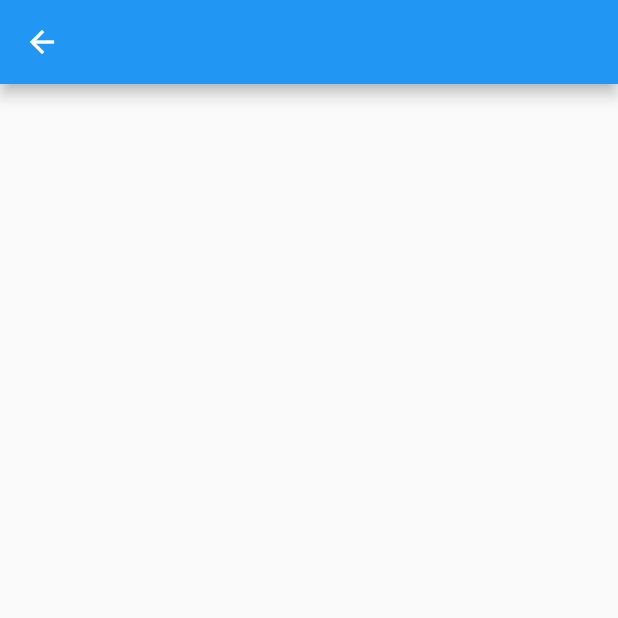
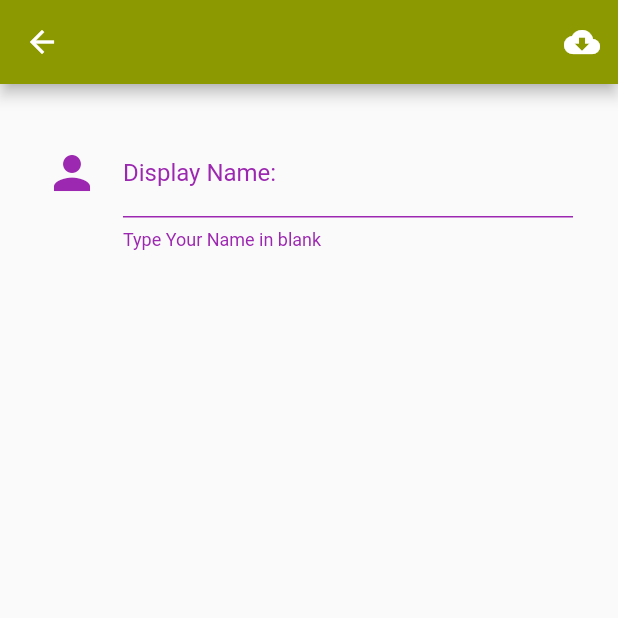
Before and after one commit to Komkrit2107/komkritproduct, a Flutter app: the Register screen opened directly, on a phone screen of 412 x 824 dp, the top half of it. Run offline on Flutter 3.47's test engine with Material 2 defaults, Android fonts, the phone set to English and light mode, and no system bars.

Commit message:
Finish 12-02-2020

```diff
--- a/lib/main.dart
+++ b/lib/main.dart
@@ -9,7 +9,7 @@ void main() {
 class MyApp extends StatelessWidget {
   @override
   Widget build(BuildContext context) {
-    return MaterialApp(
+    return MaterialApp(debugShowCheckedModeBanner: false ,
       home:Authen(),
     );
   }
--- a/lib/widget/authen.dart
+++ b/lib/widget/authen.dart
@@ -1,5 +1,6 @@
 import 'package:flutter/material.dart';
 import 'package:kritproduct/utility/my_style.dart';
+import 'package:kritproduct/widget/register.dart';
 
 //สร้าง Authen Ctrl Z = เรียกคืนตั้งแต่ตัน
 class Authen extends StatefulWidget {
@@ -88,7 +89,16 @@ class _AuthenState extends State<Authen> {
         'Sign Up',
         style: TextStyle(color: MyStyle().textColor),
       ),
-      onPressed: () {},
+      onPressed: () {
+        print('You Click SignUp');
+        MaterialPageRoute materialPageRoute =
+            MaterialPageRoute(builder: (BuildContext buildContext) {
+          return Register();
+
+        });
+       Navigator.of(context).push(materialPageRoute); //การทำ Route หน้าถัดไป
+
+      },
     );
   }
 
--- a/lib/widget/register.dart
+++ b/lib/widget/register.dart
@@ -1,4 +1,5 @@
 import 'package:flutter/material.dart';
+import 'package:kritproduct/utility/my_style.dart';
 
 class Register extends StatefulWidget {
   @override
@@ -6,10 +7,51 @@ class Register extends StatefulWidget {
 }
 
 class _RegisterState extends State<Register> {
+  //Field
+
+  //Method กำหนดรูปคน และกำหนดค่าสี
+  Widget nameForm() {
+    //ประกาศตัวแปร เป็นสี
+    Color color = Colors.purple;
+    return TextField(
+      decoration: InputDecoration(
+          enabledBorder: UnderlineInputBorder(
+            borderSide: BorderSide(color: color),
+          ),
+          helperStyle: TextStyle(color: color),
+          helperText: 'Type Your Name in blank',
+          labelStyle: TextStyle(color: color),
+          labelText: 'Display Name:',
+          icon: Icon(
+            Icons.person,
+            size: 36.0,
+            color: color,
+          )),
+    );
+  }
+
+  Widget registerButton() {
+    return IconButton(
+      tooltip: 'UpLoad To Server',
+      icon: Icon(Icons.cloud_download),
+      onPressed: () {},
+    );
+  }
+
+  //จะห่างข้างละ 30.0
   @override
   Widget build(BuildContext context) {
     return Scaffold(
-      appBar: AppBar(),
+      body: ListView(
+        padding: EdgeInsets.all(30.0),
+        children: <Widget>[
+          nameForm(),
+        ],
+      ),
+      appBar: AppBar(
+        actions: <Widget>[registerButton()],
+        backgroundColor: MyStyle().textColor,
+      ), //ดึงมาจาก Mystype ใส่รูป Icon เป็นก้อนเมฆ
     );
   }
 }
```
